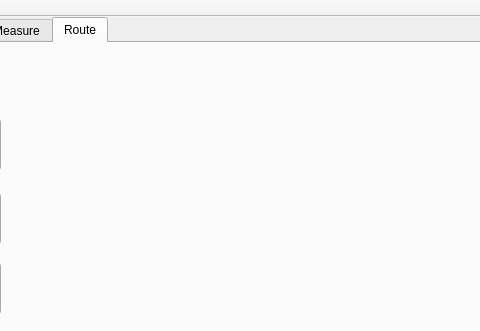
Qt form Client/carmainwindow.ui (ArtemD/SpeedFreak) before a commit; both pictures show x 182 to 662 and y 0 to 331 of the 800 by 480 pixel window.
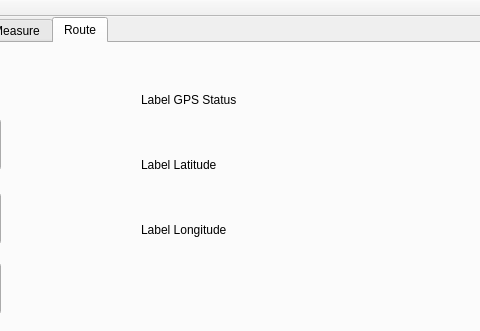
The same form after that commit.

The edit to the form file:
```diff
--- a/Client/carmainwindow.ui
+++ b/Client/carmainwindow.ui
@@ -503,6 +503,39 @@
        <string>Draw route</string>
       </property>
      </widget>
+     <widget class="QWidget" name="">
+      <property name="geometry">
+       <rect>
+        <x>310</x>
+        <y>16</y>
+        <width>221</width>
+        <height>211</height>
+       </rect>
+      </property>
+      <layout class="QVBoxLayout" name="verticalLayout">
+       <item>
+        <widget class="QLabel" name="labelRouteTabGPSStatus">
+         <property name="text">
+          <string>Label GPS Status</string>
+         </property>
+        </widget>
+       </item>
+       <item>
+        <widget class="QLabel" name="labelRouteTabLatitude">
+         <property name="text">
+          <string>Label Latitude</string>
+         </property>
+        </widget>
+       </item>
+       <item>
+        <widget class="QLabel" name="labelRouteTabLongitude">
+         <property name="text">
+          <string>Label Longitude</string>
+         </property>
+        </widget>
+       </item>
+      </layout>
+     </widget>
     </widget>
    </widget>
    <widget class="QPushButton" name="registratePushButton">
```
